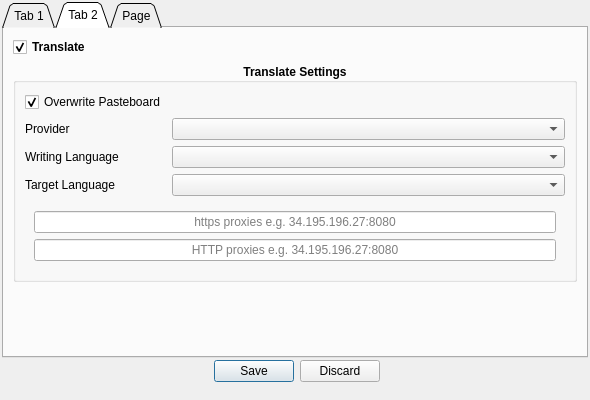
Old version of the form GUI_TranslateAndTTS/form.ui in the repository AceCentre/AACSpeakHelper.
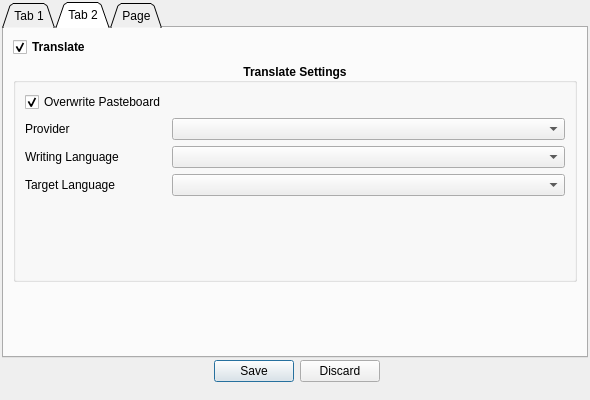
New version of the form. The open tabs and pages were chosen to show the change. Icons and pictures are not drawn.

Commit message: GUI Update: Fix bug where all API keys are clear when saving after changing Translator Engine.

Diff of the .ui file:
```diff
--- a/GUI_TranslateAndTTS/form.ui
+++ b/GUI_TranslateAndTTS/form.ui
@@ -977,52 +977,7 @@
              </layout>
             </widget>
             <widget class="QWidget" name="google">
-             <layout class="QVBoxLayout" name="verticalLayout">
-              <item>
-               <widget class="QLineEdit" name="https_proxies">
-                <property name="sizePolicy">
-                 <sizepolicy hsizetype="Preferred" vsizetype="Preferred">
-                  <horstretch>0</horstretch>
-                  <verstretch>0</verstretch>
-                 </sizepolicy>
-                </property>
-                <property name="toolTip">
-                 <string>Separate with comma for multiple IP addresses</string>
-                </property>
-                <property name="inputMask">
-                 <string/>
-                </property>
-                <property name="text">
-                 <string/>
-                </property>
-                <property name="alignment">
-                 <set>Qt::AlignCenter</set>
-                </property>
-                <property name="placeholderText">
-                 <string>https proxies e.g. 34.195.196.27:8080</string>
-                </property>
-               </widget>
-              </item>
-              <item>
-               <widget class="QLineEdit" name="http_proxies">
-                <property name="sizePolicy">
-                 <sizepolicy hsizetype="Preferred" vsizetype="Preferred">
-                  <horstretch>0</horstretch>
-                  <verstretch>0</verstretch>
-                 </sizepolicy>
-                </property>
-                <property name="toolTip">
-                 <string>Separate with comma for multiple IP addresses</string>
-                </property>
-                <property name="alignment">
-                 <set>Qt::AlignCenter</set>
-                </property>
-                <property name="placeholderText">
-                 <string>HTTP proxies e.g. 34.195.196.27:8080</string>
-                </property>
-               </widget>
-              </item>
-             </layout>
+             <layout class="QVBoxLayout" name="verticalLayout"/>
             </widget>
             <widget class="QWidget" name="linguee">
              <layout class="QFormLayout" name="formLayout"/>
```
Left out of the diff: 2 changed lines with no effect on the pictures. The commit also changes 3 other files.
